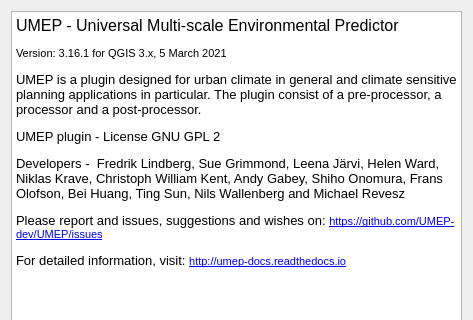
This is UMEP_about.ui in UMEP-dev/UMEP as Qt 5 draws it before an edit; both pictures show x 0 to 473 and y 0 to 320 of the 473 by 478 pixel window. The edited form follows.
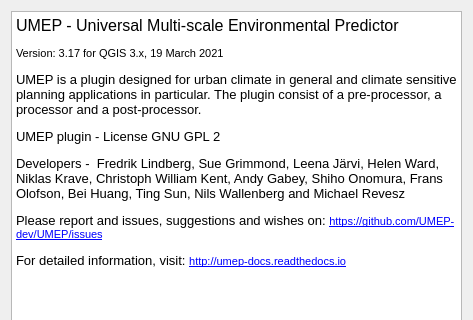
This is the edited form.

What changed in the file:
```diff
--- a/UMEP_about.ui
+++ b/UMEP_about.ui
@@ -31,7 +31,7 @@
 p, li { white-space: pre-wrap; }
 &lt;/style&gt;&lt;/head&gt;&lt;body style=&quot; font-family:'MS Shell Dlg 2'; font-size:9.75pt; font-weight:400; font-style:normal;&quot;&gt;
 &lt;p style=&quot; margin-top:0px; margin-bottom:0px; margin-left:0px; margin-right:0px; -qt-block-indent:0; text-indent:0px;&quot;&gt;&lt;span style=&quot; font-size:12pt;&quot;&gt;UMEP - Universal Multi-scale Environmental Predictor &lt;/span&gt;&lt;/p&gt;
-&lt;p style=&quot; margin-top:12px; margin-bottom:12px; margin-left:0px; margin-right:0px; -qt-block-indent:0; text-indent:0px;&quot;&gt;&lt;span style=&quot; font-size:8pt;&quot;&gt;Version: 3.16.1 for QGIS 3.x, 5 March 2021&lt;/span&gt;&lt;/p&gt;
+&lt;p style=&quot; margin-top:12px; margin-bottom:12px; margin-left:0px; margin-right:0px; -qt-block-indent:0; text-indent:0px;&quot;&gt;&lt;span style=&quot; font-size:8pt;&quot;&gt;Version: 3.17 for QGIS 3.x, 19 March 2021&lt;/span&gt;&lt;/p&gt;
 &lt;p style=&quot; margin-top:12px; margin-bottom:12px; margin-left:0px; margin-right:0px; -qt-block-indent:0; text-indent:0px;&quot;&gt;&lt;span style=&quot; font-size:10pt;&quot;&gt;UMEP is a plugin designed for urban climate in general and climate sensitive planning applications in particular. The plugin consist of a pre-processor, a processor and a post-processor.&lt;/span&gt;&lt;/p&gt;
 &lt;p style=&quot; margin-top:12px; margin-bottom:12px; margin-left:0px; margin-right:0px; -qt-block-indent:0; text-indent:0px;&quot;&gt;&lt;span style=&quot; font-size:10pt;&quot;&gt;UMEP plugin - License GNU GPL 2&lt;/span&gt;&lt;/p&gt;
 &lt;p style=&quot; margin-top:12px; margin-bottom:12px; margin-left:0px; margin-right:0px; -qt-block-indent:0; text-indent:0px;&quot;&gt;&lt;span style=&quot; font-size:10pt;&quot;&gt;Developers -  Fredrik Lindberg, Sue Grimmond, Leena Järvi, Helen Ward, Niklas Krave, Christoph William Kent, Andy Gabey, Shiho Onomura, Frans Olofson, Bei Huang, Ting Sun, Nils Wallenberg and Michael Revesz&lt;/span&gt;&lt;/p&gt;
```
